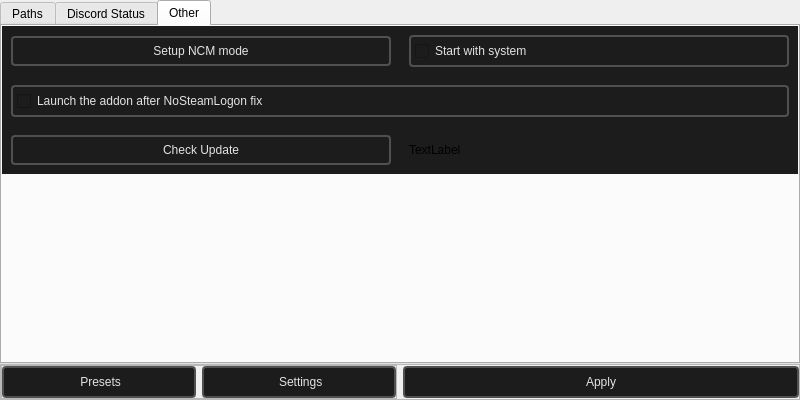
Before: the Qt Designer form preferences.ui in dertwist/Hammer5Tools, drawn with Qt 5.
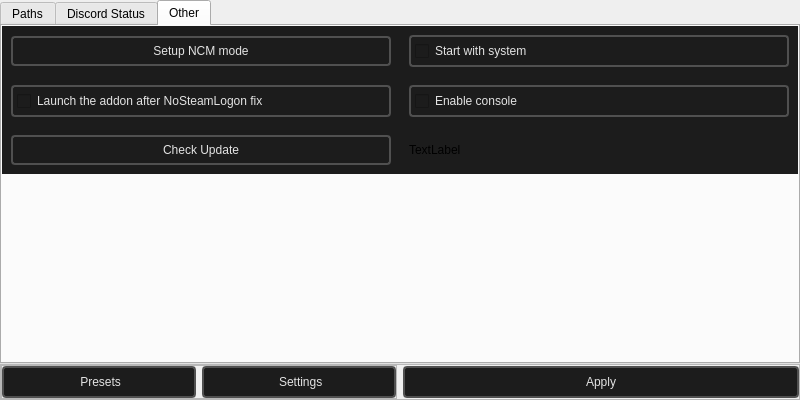
After: the same form once the commit is applied. Icons and pictures are not drawn.

```diff
--- a/preferences.ui
+++ b/preferences.ui
@@ -1110,6 +1110,58 @@
             </property>
            </widget>
           </item>
+          <item>
+           <widget class="QCheckBox" name="checkBox_enable_console">
+            <property name="enabled">
+             <bool>true</bool>
+            </property>
+            <property name="minimumSize">
+             <size>
+              <width>96</width>
+              <height>32</height>
+             </size>
+            </property>
+            <property name="layoutDirection">
+             <enum>Qt::LeftToRight</enum>
+            </property>
+            <property name="styleSheet">
+             <string notr="true">QCheckBox {
+    font: 580 10pt &quot;Segoe UI&quot;;
+    border: 2px solid black;
+    border-radius: 4px;
+    border-color: rgba(80, 80, 80, 255);
+    height:18px;
+    padding-top: 2px;
+    padding-bottom:2px;
+    color: #E3E3E3;
+    background-color: #1C1C1C;
+    padding-left: 4px;
+}
+
+QCheckBox::indicator:unchecked {
+    image: url(://icons/check_box_outline_blank_16dp_9D9D9D_FILL0_wght400_GRAD0_opsz20.svg);
+}
+
+QCheckBox::indicator:checked {
+    image: url(://icons/select_check_box_16dp_9D9D9D_FILL0_wght400_GRAD0_opsz20.svg);
+}
+
+/* -------------------------- */
+
+
+QCheckBox:hover {
+    background-color: #414956;
+    color: white;
+}</string>
+            </property>
+            <property name="text">
+             <string>Enable console</string>
+            </property>
+            <property name="tristate">
+             <bool>false</bool>
+            </property>
+           </widget>
+          </item>
          </layout>
         </widget>
        </item>
```
